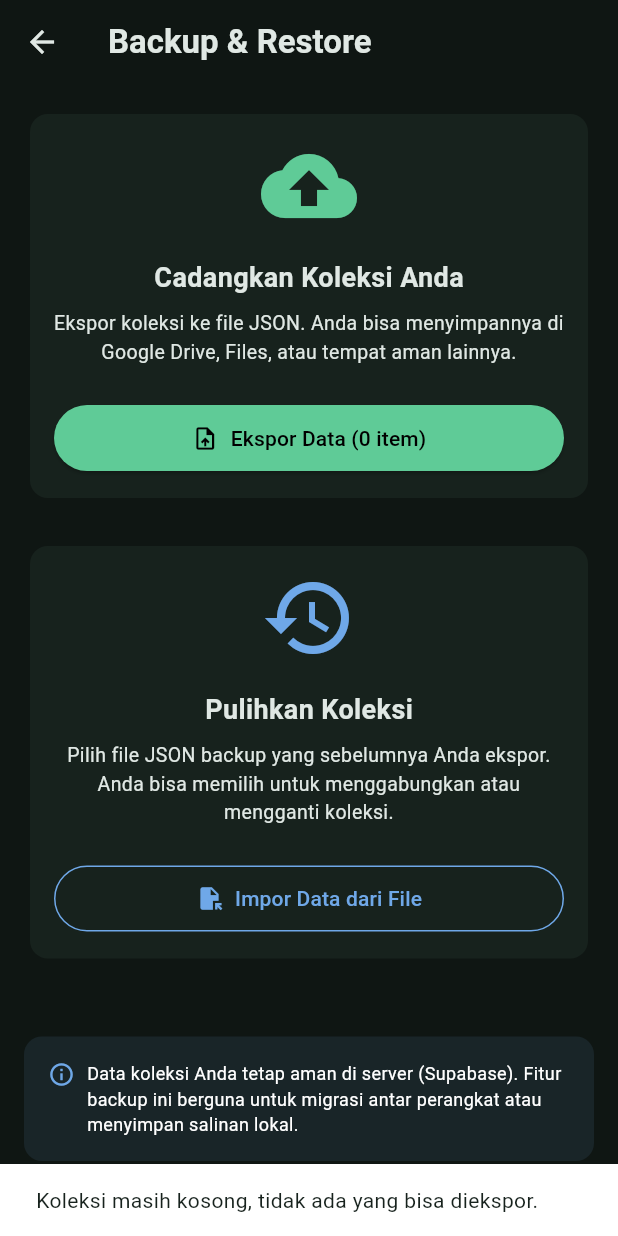
After one commit to shiroKaraa/UTS_2415051068_I_Kadek_Dwi_Bajaskara, a Flutter app: the BackupRestorePage screen opened directly, after a tap on an icon or button, on a phone screen of 412 x 824 dp. The commit adds this screen. Run offline on Flutter 3.47's test engine with Material 3 defaults, Android fonts, the phone set to English and light mode, and no system bars; our stand-ins replace flutter_dotenv, share_plus, shared_preferences, supabase_flutter; missing offline and left inert: file_selector, persistent_device_id; accounts and stored records are empty; network calls fail.

Commit message:
Fitur Backup & Restore: Ekspor/Impor JSON dengan file_selector, batch insert, dan mode Merge/Replace

```diff
--- a/lib/repositories/collection_repository.dart
+++ b/lib/repositories/collection_repository.dart
@@ -14,6 +14,10 @@ class CollectionRepository {
     return _dataSource.createEntry(entri);
   }
 
+  Future<List<EntriKoleksi>> createEntries(List<EntriKoleksi> entries) {
+    return _dataSource.createEntries(entries);
+  }
+
   Future<EntriKoleksi> updateEntry(EntriKoleksi entri) {
     return _dataSource.updateEntry(entri);
   }
@@ -21,5 +25,4 @@ class CollectionRepository {
   Future<void> deleteEntry(int id) {
     return _dataSource.deleteEntry(id);
   }
-
 }
--- /dev/null
+++ b/lib/screens/backup_restore_page.dart
@@ -0,0 +1,402 @@
+import 'package:file_selector/file_selector.dart';
+import 'package:flutter/material.dart';
+import 'package:provider/provider.dart';
+import '../core/app_colors.dart';
+import '../core/app_sizes.dart';
+import '../models/collection_entry.dart';
+import '../providers/collection_provider.dart';
+import '../services/backup_service.dart';
+
+enum _ImportMode { merge, replace }
+
+class BackupRestorePage extends StatefulWidget {
+  const BackupRestorePage({super.key});
+
+  @override
+  State<BackupRestorePage> createState() => _BackupRestorePageState();
+}
+
+class _BackupRestorePageState extends State<BackupRestorePage> {
+  final BackupService _backupService = BackupService();
+  bool _isProcessing = false;
+  String? _progressText;
+
+  Future<void> _eksporData() async {
+    final collection = context.read<CollectionProvider>();
+    if (collection.allEntries.isEmpty) {
+      _snack('Koleksi masih kosong, tidak ada yang bisa diekspor.');
+      return;
+    }
+
+    setState(() {
+      _isProcessing = true;
+      _progressText = null;
+    });
+
+    try {
+      final path = await _backupService.exportToJson(collection.allEntries);
+      if (!mounted) return;
+      _snack('Backup berhasil dibuat: ${path.split('/').last}');
+    } on BackupException catch (e) {
+      if (!mounted) return;
+      _snack(e.message);
+    } catch (e) {
+      if (!mounted) return;
+      _snack('Gagal mengekspor: $e');
+    } finally {
+      if (mounted) {
+        setState(() {
+          _isProcessing = false;
+          _progressText = null;
+        });
+      }
+    }
+  }
+
+  Future<void> _imporData() async {
+    final collection = context.read<CollectionProvider>();
+
+    // 1. Pilih file
+    const typeGroup = XTypeGroup(label: 'JSON', extensions: ['json']);
+    final XFile? pickedFile;
+    try {
+      pickedFile = await openFile(acceptedTypeGroups: [typeGroup]);
+    } catch (e) {
+      _snack('Gagal membuka file picker: $e');
+      return;
+    }
+    if (pickedFile == null) return;
+
+    // 2. Baca & validasi
+    setState(() {
+      _isProcessing = true;
+      _progressText = 'Membaca file...';
+    });
+
+    List<EntriKoleksi> parsed;
+    try {
+      final jsonString = await pickedFile.readAsString();
+      parsed = await _backupService.importFromJson(jsonString);
+    } on BackupException catch (e) {
+      if (!mounted) return;
+      _snack(e.message);
+      setState(() {
+        _isProcessing = false;
+        _progressText = null;
+      });
+      return;
+    } catch (e) {
+      if (!mounted) return;
+      _snack('Gagal membaca file: $e');
+      setState(() {
+        _isProcessing = false;
+        _progressText = null;
+      });
+      return;
+    }
+
+    if (!mounted) return;
+    setState(() {
+      _isProcessing = false;
+      _progressText = null;
+    });
+
+    // 3. Pilih mode (Merge / Replace)
+    final mode = await _pilihMode(parsed.length);
+    if (mode == null) return;
+
+    // 4. Deduplikasi (hanya untuk mode Merge)
+    List<EntriKoleksi> toImport = parsed;
+    int skipped = 0;
+    if (mode == _ImportMode.merge) {
+      final existingKeys = collection.allEntries
+          .map(_backupService.entryKey)
+          .toSet();
+      toImport = parsed.where((e) {
+        return !existingKeys.contains(_backupService.entryKey(e));
+      }).toList();
+      skipped = parsed.length - toImport.length;
+    }
+
+    if (toImport.isEmpty) {
+      _snack(
+        'Semua ${parsed.length} entri sudah ada di koleksi. Tidak ada yang diimpor.',
+      );
+      return;
+    }
+
+    // 5. Konfirmasi Replace (hapus semua data lama)
+    if (mode == _ImportMode.replace) {
+      final yakin = await _konfirmasiReplace(parsed.length);
+      if (yakin != true) return;
+    }
+
+    // 6. Proses impor
+    setState(() {
+      _isProcessing = true;
+      _progressText = mode == _ImportMode.replace
+          ? 'Menghapus koleksi lama...'
+          : 'Mengimpor ${toImport.length} entri...';
+    });
+
+    try {
+      // 6a. Replace: hapus semua dulu
+      if (mode == _ImportMode.replace) {
+        final deleted = await collection.deleteAll();
+        if (collection.errorMessage != null) {
+          _snack(collection.errorMessage!);
+          return;
+        }
+        if (!mounted) return;
+        setState(() {
+          _progressText = 'Menghapus $deleted entri lama... Mengimpor...';
+        });
+      }
+
+      // 6b. Batch insert
+      final inserted = await collection.createEntries(toImport);
+
+      if (!mounted) return;
+
+      if (inserted == 0 && collection.errorMessage != null) {
+        _snack('Gagal impor: ${collection.errorMessage}');
+        return;
+      }
+
+      // 6c. Refresh untuk memastikan sinkron
+      await collection.refresh();
+
+      if (!mounted) return;
+
+      final parts = <String>['$inserted entri berhasil diimpor'];
+      if (skipped > 0) parts.add('$skipped dilewati (duplikat)');
+      _snack(parts.join(', ') + '.');
+
+      Navigator.pop(context);
+    } catch (e) {
+      if (!mounted) return;
+      _snack('Gagal impor: $e');
+    } finally {
+      if (mounted) {
+        setState(() {
+          _isProcessing = false;
+          _progressText = null;
+        });
+      }
+    }
+  }
+
+  Future<_ImportMode?> _pilihMode(int totalEntri) async {
+    return showDialog<_ImportMode>(
+      context: context,
+      builder: (ctx) => AlertDialog(
+        title: const Text('Impor Data'),
+        content: Text(
+          'File berisi $totalEntri entri.\n\n'
+          '• Gabung (Merge): tambah entri baru, lewati duplikat.\n'
+          '• Ganti Semua (Replace): hapus koleksi lama, lalu impor file ini.',
+        ),
+        actions: [
+          TextButton(
+            onPressed: () => Navigator.pop(ctx),
+            child: const Text('Batal'),
+          ),
+          TextButton(
+            onPressed: () => Navigator.pop(ctx, _ImportMode.merge),
+            child: const Text('Gabung'),
+          ),
+          TextButton(
+            onPressed: () => Navigator.pop(ctx, _ImportMode.replace),
+            style: TextButton.styleFrom(foregroundColor: Colors.redAccent),
+            child: const Text('Ganti Semua'),
+          ),
+        ],
+      ),
+    );
+  }
+
+  Future<bool?> _konfirmasiReplace(int totalEntri) async {
+    return showDialog<bool>(
+      context: context,
+      builder: (ctx) => AlertDialog(
+        title: const Text('Ganti Semua Koleksi?'),
+        content: Text(
+          'Semua koleksi saat ini akan DIHAPUS, lalu diganti dengan '
+          '$totalEntri entri dari file ini.\n\n'
+          'Tindakan ini tidak bisa dibatalkan.',
+        ),
+        actions: [
+          TextButton(
+            onPressed: () => Navigator.pop(ctx, false),
+            child: const Text('Batal'),
+          ),
+          TextButton(
+            onPressed: () => Navigator.pop(ctx, true),
+            style: TextButton.styleFrom(foregroundColor: Colors.redAccent),
+            child: const Text('Ya, Ganti Semua'),
+          ),
+        ],
+      ),
+    );
+  }
+
+  void _snack(String msg) {
+    if (!mounted) return;
+    ScaffoldMessenger.of(context).showSnackBar(SnackBar(content: Text(msg)));
+  }
+
+  @override
+  Widget build(BuildContext context) {
+    final collection = context.watch<CollectionProvider>();
+    final theme = Theme.of(context);
+
+    return Scaffold(
+      appBar: AppBar(title: const Text('Backup & Restore')),
+      body: ListView(
+        padding: const EdgeInsets.all(AppSizes.spacingM),
+        children: [
+          // ===== EKSPOR =====
+          Card(
+            elevation: 0,
+            color: theme.cardColor,
+            child: Padding(
+              padding: const EdgeInsets.all(AppSizes.spacingM),
+              child: Column(
+                children: [
+                  const Icon(Icons.backup,
+                      size: 64, color: AppColors.primaryGreen),
+                  const SizedBox(height: AppSizes.spacingM),
+                  const Text(
+                    'Cadangkan Koleksi Anda',
+                    style: TextStyle(
+                        fontSize: 18, fontWeight: FontWeight.bold),
+                  ),
+                  const SizedBox(height: AppSizes.spacingS),
+                  const Text(
+                    'Ekspor koleksi ke file JSON. Anda bisa menyimpannya di '
+                    'Google Drive, Files, atau tempat aman lainnya.',
+                    textAlign: TextAlign.center,
+                    style: TextStyle(fontSize: 13),
+                  ),
+                  const SizedBox(height: AppSizes.spacingL),
+                  SizedBox(
+                    width: double.infinity,
+                    child: ElevatedButton.icon(
+                      onPressed: _isProcessing ? null : _eksporData,
+                      icon: const Icon(Icons.upload_file),
+                      label: Text(
+                        'Ekspor Data (${collection.allEntries.length} item)',
+                      ),
+                      style: ElevatedButton.styleFrom(
+                        backgroundColor: AppColors.primaryGreen,
+                        foregroundColor: Colors.black,
+                        padding: const EdgeInsets.symmetric(vertical: 12),
+                      ),
+                    ),
+                  ),
+                ],
+              ),
+            ),
+          ),
+
+          const SizedBox(height: AppSizes.spacingL),
+
+          // ===== IMPOR =====
+          Card(
+            elevation: 0,
+            color: theme.cardColor,
+            child: Padding(
+              padding: const EdgeInsets.all(AppSizes.spacingM),
+              child: Column(
+                children: [
+                  const Icon(Icons.restore,
+                      size: 64, color: AppColors.infoBlue),
+                  const SizedBox(height: AppSizes.spacingM),
+                  const Text(
+                    'Pulihkan Koleksi',
+                    style: TextStyle(
+                        fontSize: 18, fontWeight: FontWeight.bold),
+                  ),
+                  const SizedBox(height: AppSizes.spacingS),
+                  const Text(
+                    'Pilih file JSON backup yang sebelumnya Anda ekspor. '
+                    'Anda bisa memilih untuk menggabungkan atau mengganti koleksi.',
+                    textAlign: TextAlign.center,
+                    style: TextStyle(fontSize: 13),
+                  ),
+                  const SizedBox(height: AppSizes.spacingL),
+                  SizedBox(
+                    width: double.infinity,
+                    child: OutlinedButton.icon(
+                      onPressed: _isProcessing ? null : _imporData,
+                      icon: const Icon(Icons.file_open),
+                      label: const Text('Impor Data dari File'),
+                      style: OutlinedButton.styleFrom(
+                        foregroundColor: AppColors.infoBlue,
+                        side: const BorderSide(color: AppColors.infoBlue),
+                        padding: const EdgeInsets.symmetric(vertical: 12),
+                      ),
+                    ),
+                  ),
+                ],
+              ),
+            ),
+          ),
+
+          const SizedBox(height: AppSizes.spacingL),
+
+          // ===== PROGRESS =====
+          if (_isProcessing)
+            Center(
+              child: Column(
+                children: [
+                  const CircularProgressIndicator(),
+                  if (_progressText != null) ...[
+                    const SizedBox(height: 12),
+                    Text(
+                      _progressText!,
+                      style: TextStyle(
+                        fontSize: 13,
+                        color: theme.colorScheme.onSurfaceVariant,
+                      ),
+                      textAlign: TextAlign.center,
+                    ),
+                  ],
+                ],
+              ),
+            ),
+
+          const SizedBox(height: AppSizes.spacingL),
+
+          // ===== INFO =====
+          Container(
+            padding: const EdgeInsets.all(AppSizes.spacingM),
+            decoration: BoxDecoration(
+              color: AppColors.infoBlue.withValues(alpha: 0.1),
+              borderRadius: BorderRadius.circular(AppSizes.radiusM),
+            ),
+            child: Row(
+              crossAxisAlignment: CrossAxisAlignment.start,
+              children: [
+                const Icon(Icons.info_outline,
+                    size: 18, color: AppColors.infoBlue),
+                const SizedBox(width: AppSizes.spacingS),
+                Expanded(
+                  child: Text(
+                    'Data koleksi Anda tetap aman di server (Supabase). '
+                    'Fitur backup ini berguna untuk migrasi antar perangkat '
+                    'atau menyimpan salinan lokal.',
+                    style: TextStyle(
+                      fontSize: 12,
+                      color: theme.colorScheme.onSurfaceVariant,
+                    ),
+                  ),
+                ),
+              ],
+            ),
+          ),
+        ],
+      ),
+    );
+  }
+}
--- a/lib/screens/settings_page.dart
+++ b/lib/screens/settings_page.dart
@@ -1,6 +1,7 @@
 import 'package:flutter/material.dart';
 import 'package:provider/provider.dart';
 import '../providers/settings_provider.dart';
+import 'backup_restore_page.dart';
 
 class SettingsPage extends StatelessWidget {
   const SettingsPage({super.key});
@@ -37,6 +38,19 @@ class SettingsPage extends StatelessWidget {
               ],
             ),
           ),
+          const Divider(),
+          ListTile(
+            leading: const Icon(Icons.backup_outlined),
+            title: const Text('Backup & Restore'),
+            subtitle: const Text('Ekspor atau impor koleksi Anda'),
+            trailing: const Icon(Icons.chevron_right),
+            onTap: () {
+              Navigator.push(
+                context,
+                MaterialPageRoute(builder: (_) => const BackupRestorePage()),
+              );
+            },
+          ),
         ],
       ),
     );
--- /dev/null
+++ b/lib/services/backup_service.dart
@@ -0,0 +1,103 @@
+import 'dart:convert';
+import 'dart:io';
+import 'package:path_provider/path_provider.dart';
+import 'package:share_plus/share_plus.dart';
+import '../models/collection_entry.dart';
+
+class BackupException implements Exception {
+  final String message;
+  BackupException(this.message);
+  @override
+  String toString() => message;
+}
+
+class BackupService {
+  Future<String> exportToJson(List<EntriKoleksi> entries) async {
+    if (entries.isEmpty) {
+      throw BackupException('Koleksi kosong, tidak ada yang bisa diekspor.');
+    }
+
+    final List<Map<String, dynamic>> jsonList =
+        entries.map((e) => e.toBackupJson()).toList();
+    final String jsonString =
+        const JsonEncoder.withIndent('  ').convert(jsonList);
+
+    final directory = await getApplicationDocumentsDirectory();
+    final timestamp = DateTime.now()
+        .toIso8601String()
+        .replaceAll(':', '-')
+        .split('.')
+        .first;
+    final fileName = 'tsuzuki_backup_$timestamp.json';
+    final file = File('${directory.path}/$fileName');
+    await file.writeAsString(jsonString);
+
+    final sizeKb = (jsonString.length / 1024).toStringAsFixed(1);
+
+    await Share.shareXFiles(
+      [XFile(file.path, mimeType: 'application/json')],
+      subject: 'Backup Koleksi Tsuzuki',
+      text:
+          'File cadangan koleksi Tsuzuki (${entries.length} item, ~$sizeKb KB). '
+          'Simpan file ini di tempat aman (Google Drive, Files, dll).',
+    );
+
+    return file.path;
+  }
+
+  Future<List<EntriKoleksi>> importFromJson(String jsonString) async {
+    dynamic decoded;
+    try {
+      decoded = jsonDecode(jsonString);
+    } on FormatException {
+      throw BackupException('File bukan JSON yang valid.');
+    }
+
+    if (decoded is! List) {
+      throw BackupException(
+        'Format file tidak valid. Harus berupa array JSON.',
+      );
+    }
+
+    final entries = <EntriKoleksi>[];
+    for (int i = 0; i < decoded.length; i++) {
+      final raw = decoded[i];
+      if (raw is! Map<String, dynamic>) {
+        throw BackupException('Entri #${i + 1}: format tidak valid.');
+      }
+
+      final judul = raw['judul'];
+      if (judul == null || (judul is String && judul.trim().isEmpty)) {
+        throw BackupException('Entri #${i + 1}: "judul" wajib diisi.');
+      }
+      if (raw['jenis'] == null) {
+        throw BackupException('Entri #${i + 1}: "jenis" wajib diisi.');
+      }
+      if (raw['status'] == null) {
+        throw BackupException('Entri #${i + 1}: "status" wajib diisi.');
+      }
+
+      try {
+        entries.add(EntriKoleksi.fromJson(raw));
+      } catch (e) {
+        throw BackupException(
+          'Entri #${i + 1}: gagal dibaca (${e.toString()}).',
+        );
+      }
+    }
+
+    if (entries.isEmpty) {
+      throw BackupException('File kosong, tidak ada data untuk diimpor.');
+    }
+
+    return entries;
+  }
+
+  String entryKey(EntriKoleksi e) {
+    final id = e.externalId?.trim();
+    if (id != null && id.isNotEmpty) {
+      return '${e.jenis.name}|id:$id';
+    }
+    return '${e.jenis.name}|title:${e.judul.trim().toLowerCase()}';
+  }
+}
--- a/lib/services/collection_data_source.dart
+++ b/lib/services/collection_data_source.dart
@@ -3,6 +3,7 @@ import '../models/collection_entry.dart';
 abstract class CollectionDataSource {
   Future<List<EntriKoleksi>> getCollection(String deviceId);
   Future<EntriKoleksi> createEntry(EntriKoleksi entri);
+  Future<List<EntriKoleksi>> createEntries(List<EntriKoleksi> entries);
   Future<EntriKoleksi> updateEntry(EntriKoleksi entri);
   Future<void> deleteEntry(int id);
 
--- a/lib/services/supabase_collection_service.dart
+++ b/lib/services/supabase_collection_service.dart
@@ -30,6 +30,21 @@ class SupabaseCollectionService implements CollectionDataSource {
   }
 
   @override
+  Future<List<EntriKoleksi>> createEntries(List<EntriKoleksi> entries) async {
+    if (entries.isEmpty) return [];
+
+    final payload = entries.map((e) => e.toJson()).toList();
+    final response = await _supabase
+        .from('koleksi')
+        .insert(payload)
+        .select();
+
+    return (response as List)
+        .map((json) => EntriKoleksi.fromJson(json as Map<String, dynamic>))
+        .toList();
+  }
+
+  @override
   Future<EntriKoleksi> updateEntry(EntriKoleksi entri) async {
     final response = await _supabase
         .from('koleksi')
@@ -45,5 +60,4 @@ class SupabaseCollectionService implements CollectionDataSource {
   Future<void> deleteEntry(int id) async {
     await _supabase.from('koleksi').delete().eq('id', id);
   }
-
 }
--- a/pubspec.yaml
+++ b/pubspec.yaml
@@ -18,7 +18,8 @@ dependencies:
   flutter_dotenv: ^6.0.1
   shared_preferences: ^2.5.6
   persistent_device_id: ^2.0.0
-
+  share_plus: ^10.0.0
+  file_selector: ^1.0.3
 
 dev_dependencies:
   flutter_test:
```
Also changed, not shown: lib/models/collection_entry.dart (+20 -1 lines), lib/providers/collection_provider.dart (+59 -0 lines), pubspec.lock, 7 other files.
